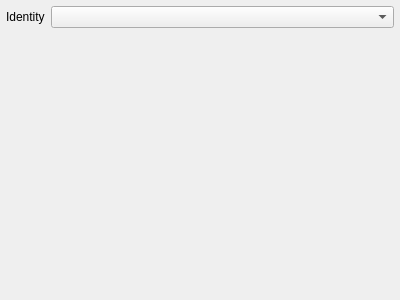
First picture: the form in src/auth/identcert/gui/qgsauthidentcertedit.ui, repository qgis/QGIS, before the edit.
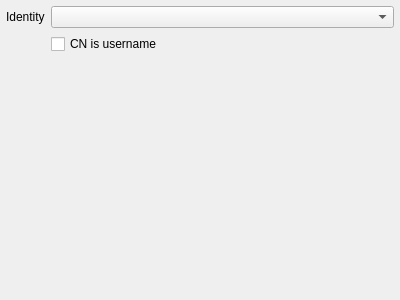
Second picture: the form after the edit.

Commit message: Fix(auth): Preserve username for identcert

```diff
--- a/src/auth/identcert/gui/qgsauthidentcertedit.ui
+++ b/src/auth/identcert/gui/qgsauthidentcertedit.ui
@@ -40,6 +40,16 @@
     <widget class="QComboBox" name="cmbIdentityCert"/>
    </item>
    <item row="1" column="1">
+    <widget class="QCheckBox" name="cbCnUsername">
+     <property name="toolTip">
+      <string>Allow certificate's Common Name to override username</string>
+     </property>
+     <property name="text">
+      <string>CN is username</string>
+     </property>
+    </widget>
+   </item>
+   <item row="2" column="1">
     <spacer name="verticalSpacer_5">
      <property name="orientation">
       <enum>Qt::Vertical</enum>
```
The commit also changes 2 other files.
